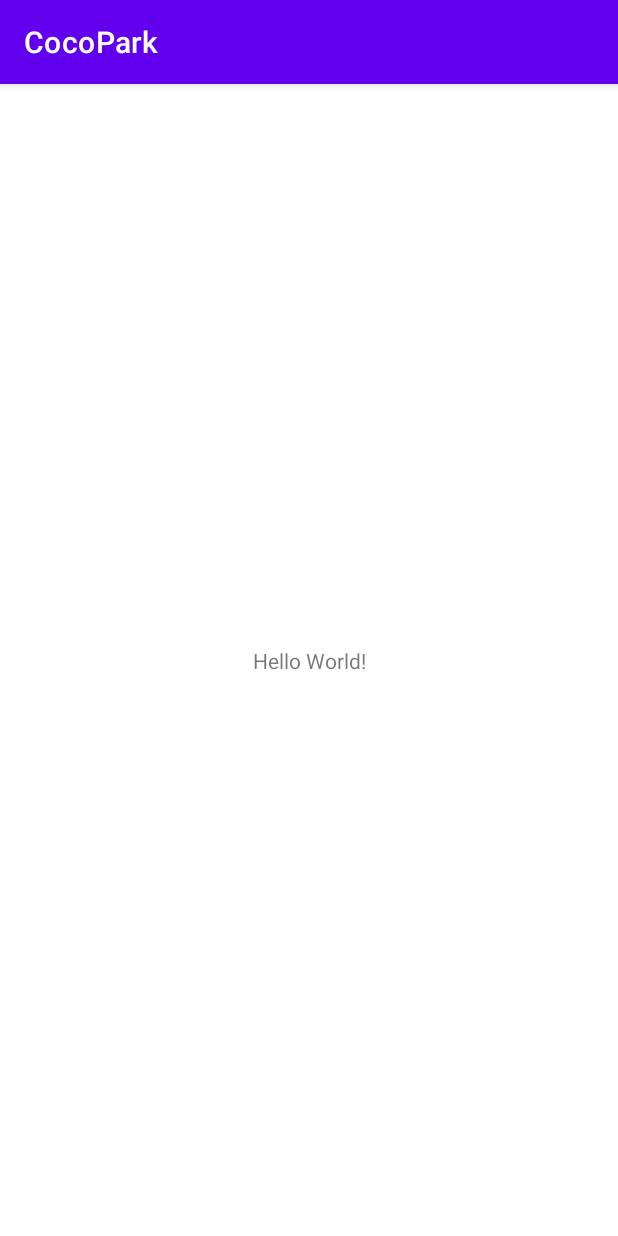
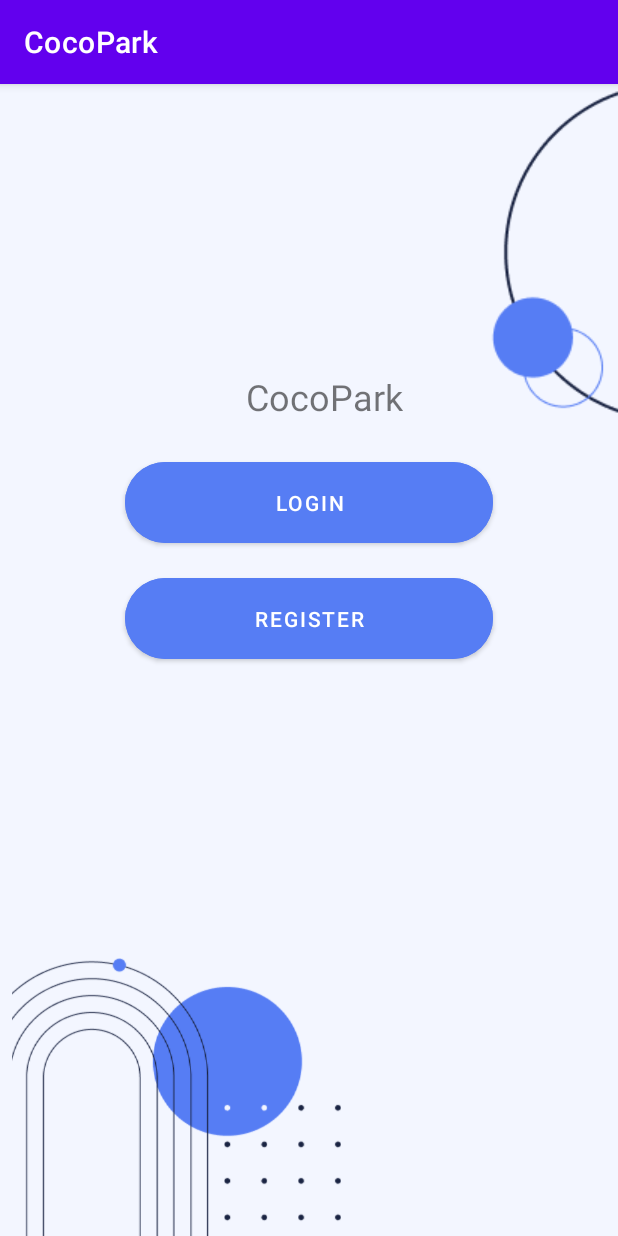
Before and after one commit to jairoRdgz/CocoPark, an Android app: the screen it shows after launch (MainActivity), on a phone screen of 412 x 824 dp. Run offline under Robolectric (Android 15) with nearby library versions, the phone set to English and light mode, and no system bars.

Commit message:
First view implemented

```diff
--- a/app/build.gradle
+++ b/app/build.gradle
@@ -30,6 +30,9 @@ android {
     kotlinOptions {
         jvmTarget = '1.8'
     }
+    buildFeatures {
+        viewBinding true
+    }
 }
 
 dependencies {
--- a/app/src/main/res/layout/activity_main.xml
+++ b/app/src/main/res/layout/activity_main.xml
@@ -4,15 +4,63 @@
     xmlns:tools="http://schemas.android.com/tools"
     android:layout_width="match_parent"
     android:layout_height="match_parent"
+    android:background="#F3F6FF"
     tools:context=".MainActivity">
 
-    <TextView
+    <ImageView
+        android:id="@+id/imageView"
         android:layout_width="wrap_content"
         android:layout_height="wrap_content"
-        android:text="Hello World!"
-        app:layout_constraintBottom_toBottomOf="parent"
         app:layout_constraintEnd_toEndOf="parent"
+        app:layout_constraintTop_toTopOf="parent"
+        app:srcCompat="@drawable/circulo"
+        tools:ignore="MissingConstraints" />
+
+    <TextView
+        android:id="@+id/textView"
+        android:layout_width="wrap_content"
+        android:layout_height="wrap_content"
+        android:layout_marginTop="192dp"
+        android:layout_marginEnd="64dp"
+        android:text="CocoPark"
+        android:textSize="24sp"
+        app:layout_constraintEnd_toEndOf="parent"
+        app:layout_constraintHorizontal_bias="0.674"
         app:layout_constraintStart_toStartOf="parent"
         app:layout_constraintTop_toTopOf="parent" />
 
+    <ImageView
+        android:id="@+id/imageView3"
+        android:layout_width="235dp"
+        android:layout_height="185dp"
+        app:layout_constraintBottom_toBottomOf="parent"
+        app:layout_constraintStart_toStartOf="parent"
+        app:srcCompat="@drawable/background_1" />
+
+    <Button
+        android:id="@+id/loginBtn"
+        android:layout_width="245dp"
+        android:layout_height="66dp"
+        android:layout_marginTop="21dp"
+        android:backgroundTint="#567DF4"
+        android:text="Login"
+        android:visibility="visible"
+        app:cornerRadius="80px"
+        app:layout_constraintEnd_toEndOf="parent"
+        app:layout_constraintStart_toStartOf="parent"
+        app:layout_constraintTop_toBottomOf="@+id/textView" />
+
+    <Button
+        android:id="@+id/registerBtn"
+        android:layout_width="245dp"
+        android:layout_height="66dp"
+        android:layout_marginTop="11dp"
+        android:backgroundTint="#567DF4"
+        android:text="Register"
+        android:visibility="visible"
+        app:cornerRadius="80px"
+        app:layout_constraintEnd_toEndOf="parent"
+        app:layout_constraintStart_toStartOf="parent"
+        app:layout_constraintTop_toBottomOf="@+id/loginBtn" />
+
 </androidx.constraintlayout.widget.ConstraintLayout>
```
Also changed, not shown: app/src/main/res/drawable/background_1.png (added), app/src/main/res/drawable/button_primary.png (added), app/src/main/res/drawable/circulo.png (added).
